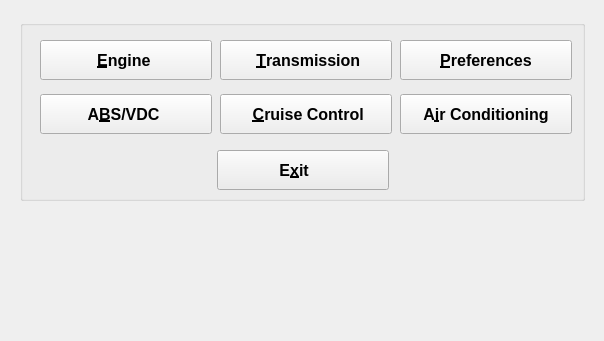
Qt form ui/FreeSSM.ui (msatoh/Free-SSM-for-my-GDB) before a commit.
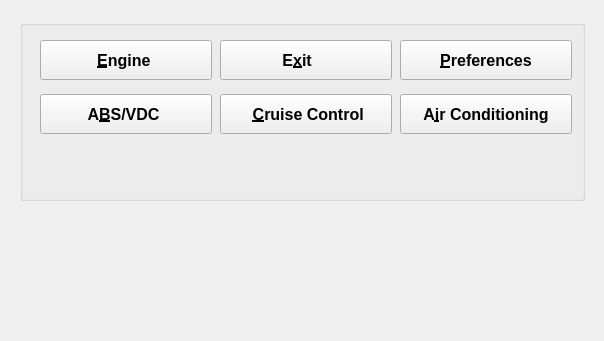
The same form after that commit. Icons and pictures are not drawn.

Commit message: transmission removal

Diff of the .ui file:
```diff
--- a/ui/FreeSSM.ui
+++ b/ui/FreeSSM.ui
@@ -34,36 +34,6 @@
    </font>
   </property>
   <widget class="QWidget" name="centralwidget">
-   <widget class="QPushButton" name="exit_pushButton">
-    <property name="geometry">
-     <rect>
-      <x>217</x>
-      <y>150</y>
-      <width>172</width>
-      <height>40</height>
-     </rect>
-    </property>
-    <property name="font">
-     <font>
-      <pointsize>12</pointsize>
-      <weight>75</weight>
-      <bold>true</bold>
-     </font>
-    </property>
-    <property name="text">
-     <string>          E&amp;xit              </string>
-    </property>
-    <property name="icon">
-     <iconset resource="../resources/FreeSSM.qrc">
-      <normaloff>:/icons/oxygen/32x32/system-shutdown.png</normaloff>:/icons/oxygen/32x32/system-shutdown.png</iconset>
-    </property>
-    <property name="iconSize">
-     <size>
-      <width>32</width>
-      <height>32</height>
-     </size>
-    </property>
-   </widget>
    <widget class="QGroupBox" name="controlunits_groupBox">
     <property name="geometry">
      <rect>
@@ -83,6 +53,36 @@
     <property name="title">
      <string/>
     </property>
+    <widget class="QPushButton" name="exit_pushButton">
+     <property name="geometry">
+      <rect>
+       <x>200</x>
+       <y>20</y>
+       <width>172</width>
+       <height>40</height>
+      </rect>
+     </property>
+     <property name="font">
+      <font>
+       <pointsize>12</pointsize>
+       <weight>75</weight>
+       <bold>true</bold>
+      </font>
+     </property>
+     <property name="text">
+      <string>          E&amp;xit              </string>
+     </property>
+     <property name="icon">
+      <iconset resource="../resources/FreeSSM.qrc">
+       <normaloff>:/icons/oxygen/32x32/system-shutdown.png</normaloff>:/icons/oxygen/32x32/system-shutdown.png</iconset>
+     </property>
+     <property name="iconSize">
+      <size>
+       <width>32</width>
+       <height>32</height>
+      </size>
+     </property>
+    </widget>
     <widget class="QPushButton" name="engine_pushButton">
      <property name="geometry">
       <rect>
@@ -106,29 +106,6 @@
       </size>
      </property>
     </widget>
-    <widget class="QPushButton" name="transmission_pushButton">
-     <property name="geometry">
-      <rect>
-       <x>200</x>
-       <y>20</y>
-       <width>172</width>
-       <height>40</height>
-      </rect>
-     </property>
-     <property name="text">
-      <string>   &amp;Transmission  </string>
-     </property>
-     <property name="icon">
-      <iconset resource="../resources/FreeSSM.qrc">
-       <normaloff>:/icons/freessm/64x64/Transmission.png</normaloff>:/icons/freessm/64x64/Transmission.png</iconset>
-     </property>
-     <property name="iconSize">
-      <size>
-       <width>32</width>
-       <height>32</height>
-      </size>
-     </property>
-    </widget>
     <widget class="QPushButton" name="absvdc_pushButton">
      <property name="geometry">
       <rect>
```
Left out of the diff: 2 changed lines with no effect on the pictures. The commit also changes 4 other files.
